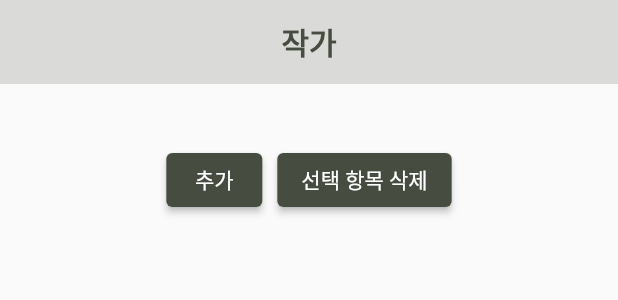
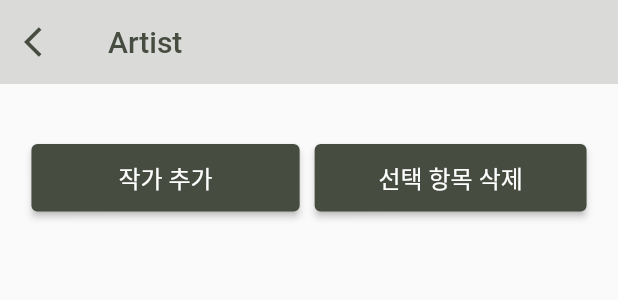
Before and after one commit to chg1179/Flutter_exhibition, a Flutter app: the ArtistList widget shown alone on an empty page, opened directly, on a phone screen of 412 x 824 dp. Shown: the top 300 px of the screen. Run offline on Flutter 3.47's test engine with Material 2 defaults, Android fonts, the phone set to English and light mode, and no system bars; our stand-ins replace cached_network_image, cloud_firestore, firebase_auth, firebase_core, firebase_storage, flutter_spinkit and 5 more; missing offline and left inert: country_calling_code_picker; accounts and stored records are empty; network calls fail.

Commit message:
관리자 페이지 스타일 수정

```diff
--- a/lib/admin/artist/artist_list.dart
+++ b/lib/admin/artist/artist_list.dart
@@ -36,7 +36,7 @@ class _ArtistListState extends State<ArtistList> {
   @override
   Widget build(BuildContext context) {
     return CommonList(
-      title: '작가',
+      title: 'Artist',
       children: [
         setImgTextList(
           'artist',
@@ -52,8 +52,7 @@ class _ArtistListState extends State<ArtistList> {
           loadMoreItems,
           displayLimit,
         ),
-        Center(
-          child: CommonAddDeleteButton(
+        CommonAddDeleteButton(
           onAddPressed: () {
             Navigator.push(
               context,
@@ -64,7 +63,6 @@ class _ArtistListState extends State<ArtistList> {
             removeCheckList(context, checkedList, 'artist');
           },
         ),
-        ),
       ],
     );
   }
--- a/lib/admin/common_add_delete_button.dart
+++ b/lib/admin/common_add_delete_button.dart
@@ -14,16 +14,24 @@ class CommonAddDeleteButton extends StatelessWidget {
         Row(
           mainAxisAlignment: MainAxisAlignment.center,
           children: [
-            ElevatedButton(
-              onPressed: onAddPressed,
-              style: greenButtonStyle(),
-              child: Text("추가"),
+            Container(
+              width: MediaQuery.of(context).size.width * 0.434,
+              height: 45,
+              child: ElevatedButton(
+                onPressed: onAddPressed,
+                style: greenButtonStyle(),
+                child: Text("작가 추가", style: TextStyle(fontSize: 16),),
+              ),
             ),
             SizedBox(width: 10),
-            ElevatedButton(
-              onPressed: onDeletePressed,
-              style: greenButtonStyle(),
-              child: Text('선택 항목 삭제'),
+            Container(
+              width: MediaQuery.of(context).size.width * 0.44,
+              height: 45,
+              child: ElevatedButton(
+                onPressed: onDeletePressed,
+                style: greenButtonStyle(),
+                child: Text('선택 항목 삭제', style: TextStyle(fontSize: 16),),
+              ),
             ),
           ],
         ),
--- a/lib/admin/common_list.dart
+++ b/lib/admin/common_list.dart
@@ -13,15 +13,18 @@ class CommonList extends StatelessWidget {
   Widget build(BuildContext context) {
     return Scaffold(
       appBar: AppBar(
+        leading: IconButton(
+          icon: Icon(Icons.arrow_back_ios, color: Color(0xff464D40),),
+          onPressed: (){
+            Navigator.pop(context);
+          },
+        ),
         elevation: 0,
         backgroundColor: Color.lerp(Color.fromRGBO(70, 77, 64, 1.0), Colors.white, 0.8),
-        title: Center(
-          child: Text(
-            title,
-            style: TextStyle(
-              color: Color.fromRGBO(70, 77, 64, 1.0),
-              fontWeight: FontWeight.bold,
-            ),
+        title: Text(
+          title,
+          style: TextStyle(
+            color: Color.fromRGBO(70, 77, 64, 1.0),
           ),
         ),
       ),
--- a/lib/widget/text_and_image.dart
+++ b/lib/widget/text_and_image.dart
@@ -82,14 +82,17 @@ Widget setImgTextList(
             ),
           ),
           if (displayLimit < snap.data!.docs.length)
-            ElevatedButton(
-              onPressed: loadMoreItems,
-              style: ButtonStyle(
-                elevation: MaterialStateProperty.all(0), // 그림자 비활성화
-                backgroundColor: MaterialStateProperty.all(Colors.transparent), // 버튼의 배경색을 투명하게 설정
-                overlayColor: MaterialStateProperty.all(Colors.transparent), // 버튼을 누르거나 호버할 때의 색을 투명하게 설정
-              ),
-              child: Text("더 보기", style: TextStyle(fontWeight: FontWeight.bold, color: Color.fromRGBO(70, 77, 64, 1.0)), // 버튼 텍스트 색상을 설정할 수 있습니다.
+            Container(
+              width: MediaQuery.of(context).size.width * 0.9,
+              height: 45,
+              child: ElevatedButton(
+                onPressed: loadMoreItems,
+                style: ButtonStyle(
+                  elevation: MaterialStateProperty.all(1), // 그림자 비활성화
+                  backgroundColor: MaterialStateProperty.all(Color(0xffe4e5e0)),
+                ),
+                child: Text("더 보기", style: TextStyle(color: Colors.black, fontSize: 15), // 버튼 텍스트 색상을 설정할 수 있습니다.
+                ),
               ),
             ),
           SizedBox(height: 15),
```
Also changed, not shown: lib/admin/artwork/artwork_list.dart (+5 -3 lines), lib/admin/management_page.dart (+9 -5 lines). Lines whose indentation alone changed are shown as unchanged.
